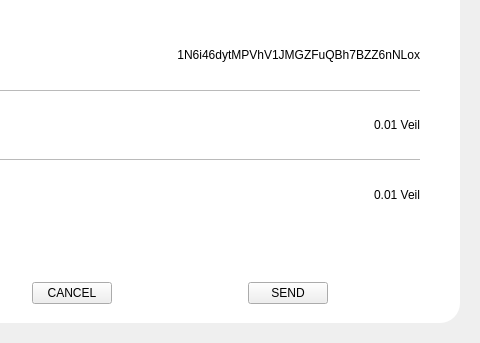
Veil-Project/veil, file src/qt/veil/forms/sendconfirmation.ui: the form before one commit; both pictures show x 120 to 600 and y 91 to 434 of the 600 by 434 pixel window.
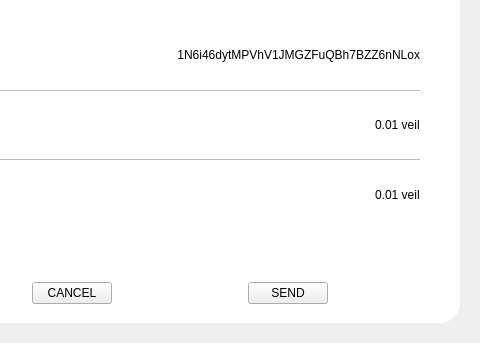
The form after the commit.

Diff of the .ui file:
```diff
--- a/src/qt/veil/forms/sendconfirmation.ui
+++ b/src/qt/veil/forms/sendconfirmation.ui
@@ -178,7 +178,7 @@
            <item alignment="Qt::AlignRight">
             <widget class="QLabel" name="textAmount">
              <property name="text">
-              <string>0.01 Veil</string>
+              <string>0.01 veil</string>
              </property>
             </widget>
            </item>
@@ -221,7 +221,7 @@
            <item alignment="Qt::AlignRight">
             <widget class="QLabel" name="textFee">
              <property name="text">
-              <string>0.01 Veil</string>
+              <string>0.01 veil</string>
              </property>
             </widget>
            </item>
```
